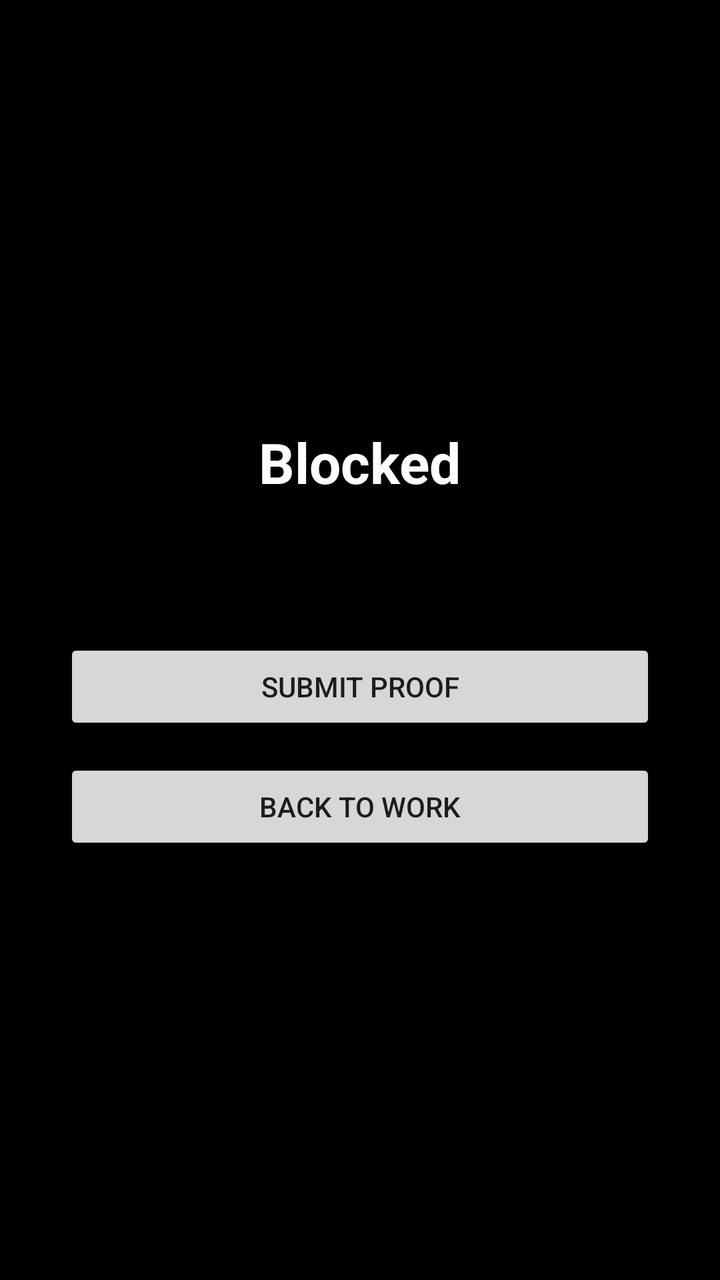
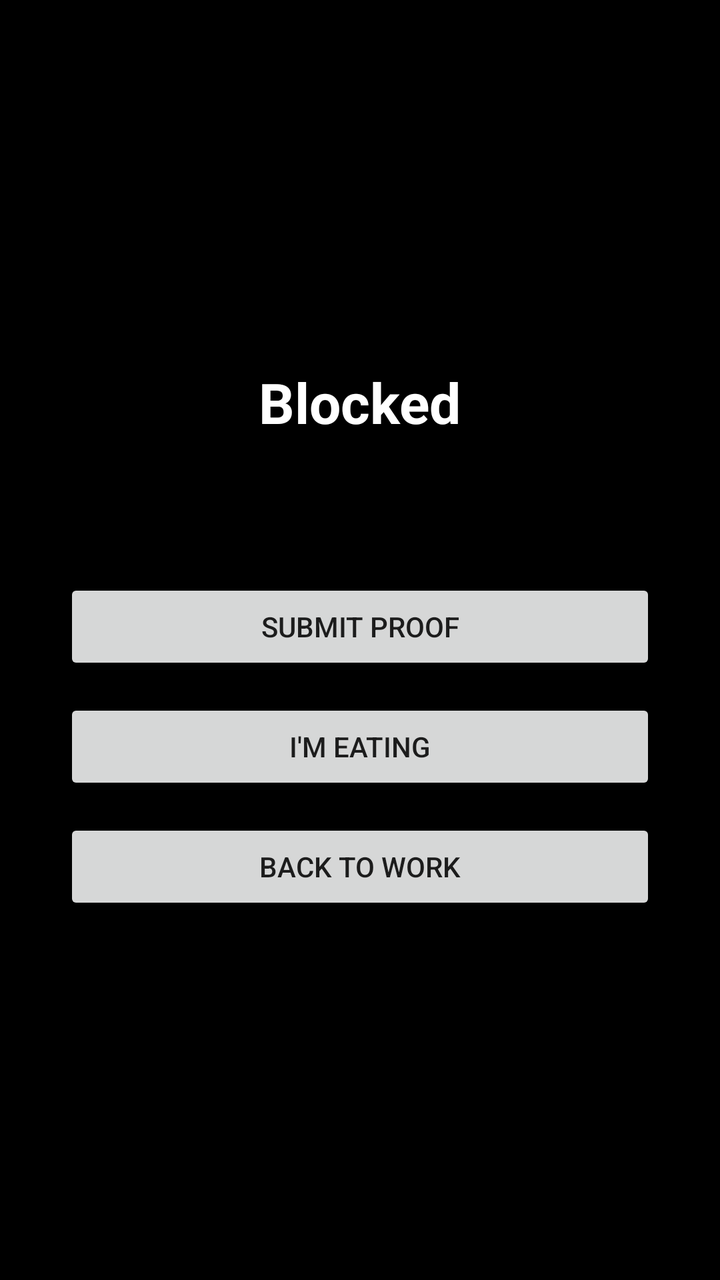

Two renders of the same Android screen: before a commit and after it. Below are the layout's source before the change and the commit's diff.
<!-- AndroidManifest.xml: activity theme Theme.LockoutGate.Block -->
<!-- res/layout/activity_block.xml -->
<?xml version="1.0" encoding="utf-8"?>
<LinearLayout xmlns:android="http://schemas.android.com/apk/res/android"
    android:layout_width="match_parent"
    android:layout_height="match_parent"
    android:orientation="vertical"
    android:gravity="center"
    android:padding="32dp"
    android:background="#000000">

    <TextView
        android:id="@+id/blockTitle"
        android:layout_width="wrap_content"
        android:layout_height="wrap_content"
        android:text="@string/block_title"
        android:textColor="#FFFFFF"
        android:textSize="28sp"
        android:textStyle="bold"
        android:paddingBottom="16dp" />

    <TextView
        android:id="@+id/blockMessage"
        android:layout_width="match_parent"
        android:layout_height="wrap_content"
        android:textColor="#FFFFFF"
        android:textSize="16sp"
        android:gravity="center"
        android:paddingBottom="32dp" />

    <Button
        android:id="@+id/submitProofButton"
        android:layout_width="match_parent"
        android:layout_height="wrap_content"
        android:text="@string/block_submit_proof" />

    <Button
        android:id="@+id/backToWorkButton"
        android:layout_width="match_parent"
        android:layout_height="wrap_content"
        android:layout_marginTop="12dp"
        android:text="@string/block_back_to_work" />

</LinearLayout>
<!-- resources referenced by this layout -->
<resources>
  <string name="block_back_to_work">Back to work</string>
  <string name="block_submit_proof">Submit proof</string>
  <string name="block_title">Blocked</string>
  <style name="Theme.LockoutGate.Block" parent="Theme.MaterialComponents.DayNight.NoActionBar">
          <item name="android:windowAnimationStyle">@null</item>
          <item name="android:windowIsTranslucent">false</item>
      </style>
</resources>

<!-- the commit's change to res/layout/activity_block.xml (unified diff, before → after) -->
@@ -33,6 +33,13 @@
         android:text="@string/block_submit_proof" />
 
     <Button
+        android:id="@+id/eatingBreakButton"
+        android:layout_width="match_parent"
+        android:layout_height="wrap_content"
+        android:layout_marginTop="12dp"
+        android:text="@string/block_eating_break" />
+
+    <Button
         android:id="@+id/backToWorkButton"
         android:layout_width="match_parent"
         android:layout_height="wrap_content"
<!-- resource entries referenced after the edit -->
@@ -1,6 +1,7 @@
 <!-- resources referenced by this layout -->
 <resources>
   <string name="block_back_to_work">Back to work</string>
+  <string name="block_eating_break">I\'m eating</string>
   <string name="block_submit_proof">Submit proof</string>
   <string name="block_title">Blocked</string>
   <style name="Theme.LockoutGate.Block" parent="Theme.MaterialComponents.DayNight.NoActionBar">
